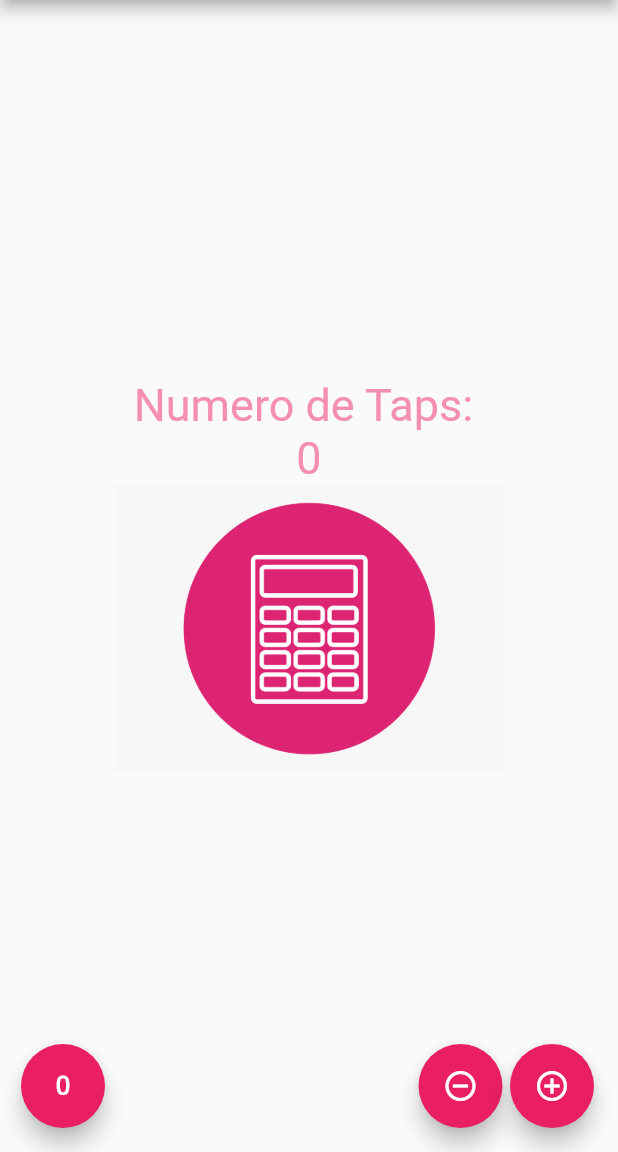
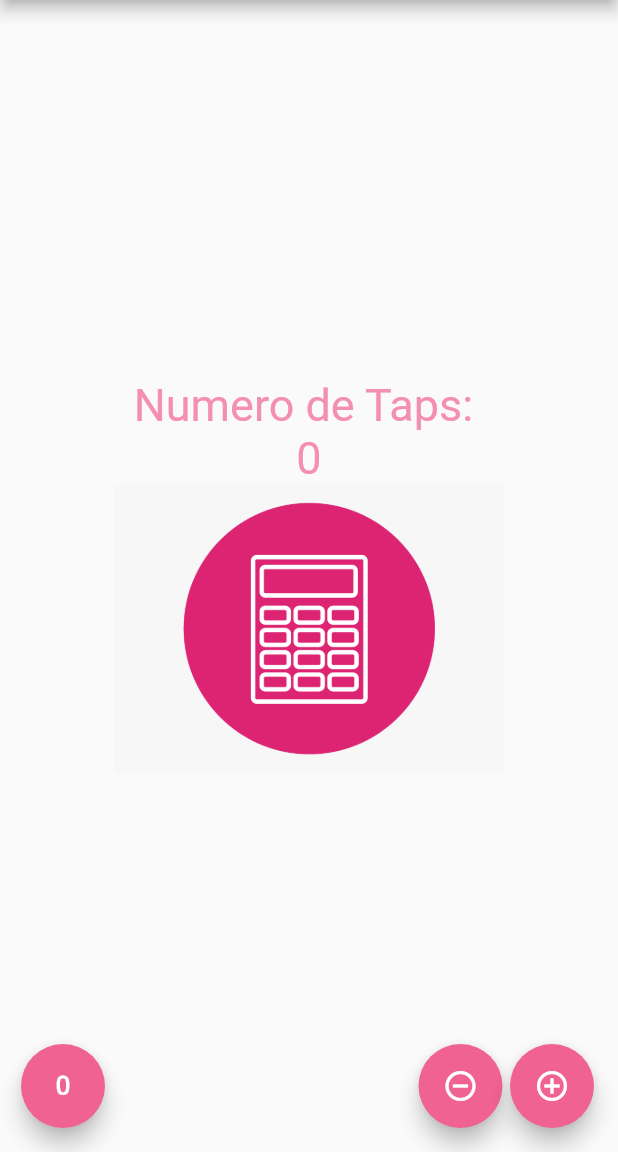
Before and after one commit to KarinaMastbaum/contador, a Flutter app: the screen it shows after launch, on a phone screen of 412 x 824 dp, the part 84-1236 px from its top. Run offline on Flutter 3.47's test engine with Material 2 defaults, Android fonts, the light colour scheme and no system bars.

```diff
--- a/lib/src/pages/Home_page.dart
+++ b/lib/src/pages/Home_page.dart
@@ -10,7 +10,7 @@ class HomePage extends StatelessWidget{
     return Scaffold(
     //CTRL + Barra espaciadora: para ver todas las propiedades que tiene Scaffold
       appBar: AppBar(
-        title: Text('Oinkiland', style: TextStyle(color: Colors.white)),
+        title: Text('Contador', style: TextStyle(color: Colors.white)),
         centerTitle: true,
         backgroundColor: Colors.pink[300],
       ),
@@ -18,13 +18,13 @@ class HomePage extends StatelessWidget{
         child: Column(
           mainAxisAlignment: MainAxisAlignment.center,
           children: <Widget>[
-            Text ('Numero de Oinkis:', style: estiloTexto),
+            Text ('Numero de Taps:', style: estiloTexto),
             Text ('$conteo',  style: estiloTexto),
           ],
         )
       ),
       floatingActionButton: FloatingActionButton(
-       child: Text('🐷', style: TextStyle(fontSize: 30)),
+       child: Text('+', style: TextStyle(fontSize: 30)),
 
        onPressed: () {
 
--- a/lib/src/pages/contador_page.dart
+++ b/lib/src/pages/contador_page.dart
@@ -30,7 +30,8 @@ final estiloTexto = TextStyle(fontSize: 30, color: Colors.pink[200]);
             AnimatedContainer(
                duration: Duration(minutes: 1),
                width:  260,
-            child: Image.asset('assets/calculadora.png'))
+              child: Image.asset('assets/calculadora.png')
+            )
           ],
         )
       ),
@@ -45,11 +46,11 @@ final estiloTexto = TextStyle(fontSize: 30, color: Colors.pink[200]);
         mainAxisAlignment: MainAxisAlignment.end,
         children: <Widget>[
           SizedBox (width: 30.0,),
-          FloatingActionButton(child: Icon(Icons.exposure_zero), onPressed: _reset, backgroundColor: Colors.pink, ),
+          FloatingActionButton(child: Icon(Icons.exposure_zero), onPressed: _reset, backgroundColor: Colors.pink[300], ),
           Expanded(child: SizedBox (),), // separacion de botones
-          FloatingActionButton(child: Icon(Icons.remove_circle_outline), onPressed: _sustraer, backgroundColor: Colors.pink, ),
+          FloatingActionButton(child: Icon(Icons.remove_circle_outline), onPressed: _sustraer, backgroundColor: Colors.pink[300], ),
           SizedBox (width: 5.0,),
-          FloatingActionButton(child: Icon(Icons.add_circle_outline), onPressed: _agregar, backgroundColor: Colors.pink, ),
+          FloatingActionButton(child: Icon(Icons.add_circle_outline), onPressed: _agregar, backgroundColor: Colors.pink[300], ),
         ],
       );
 
```
Also changed, not shown: Screen_Recording_20200517-223650.gif (added), 1 other file.
